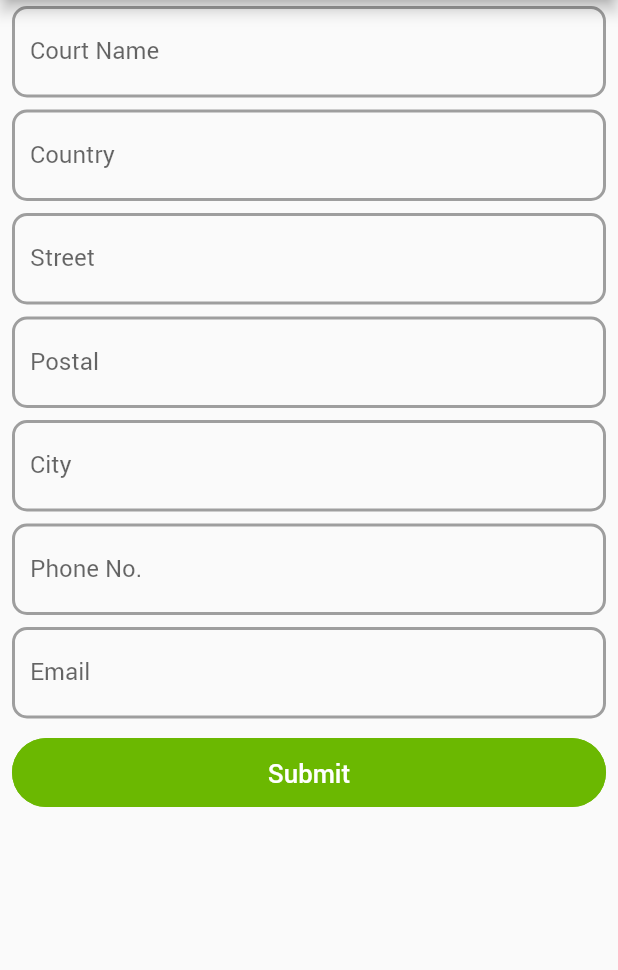
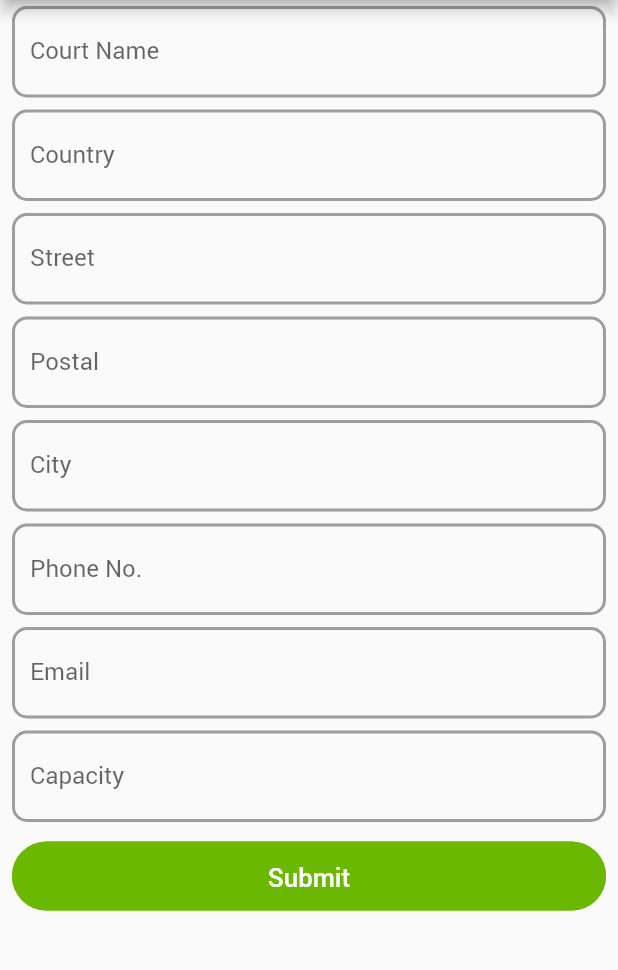
Before and after one commit to omer-munam/Tennis-App, a Flutter app: the NewTennisCourt screen opened by its route, on a phone screen of 412 x 824 dp, the part 84-1054 px from its top. Run offline on Flutter 3.47's test engine with Material 2 defaults, Android fonts, the phone set to English and light mode, and no system bars; our stand-ins replace cloud_firestore, date_field, datetime_picker_formfield, firebase_auth, firebase_storage, flutter_spinkit and 4 more; missing offline and left inert: country_list_pick, firebase_auth_web, firebase_core_web, flappy_search_bar, google_sign_in_web, shared_preferences_web; accounts and stored records are empty.

Commit message:
previousDate, Capacity done; TESTING REMAINING

```diff
--- a/lib/screens/game/createTennisCourt.dart
+++ b/lib/screens/game/createTennisCourt.dart
@@ -23,6 +23,7 @@ class _NewTennisCourtState extends State<NewTennisCourt> {
   String city;
   String phone;
   String email;
+  String capacity;
   DatabaseService _db = new DatabaseService();
   bool loading = false;
 
@@ -32,7 +33,8 @@ class _NewTennisCourtState extends State<NewTennisCourt> {
       _controller4,
       _controller5,
       _controller6,
-      _controller7;
+      _controller7,
+      _controller8;
 
   void initState() {
     super.initState();
@@ -43,6 +45,7 @@ class _NewTennisCourtState extends State<NewTennisCourt> {
     _controller5 = TextEditingController();
     _controller6 = TextEditingController();
     _controller7 = TextEditingController();
+    _controller8 = TextEditingController();
   }
 
   void dispose() {
@@ -53,6 +56,7 @@ class _NewTennisCourtState extends State<NewTennisCourt> {
     _controller5.dispose();
     _controller6.dispose();
     _controller7.dispose();
+    _controller8.dispose();
     super.dispose();
   }
 
@@ -115,6 +119,11 @@ class _NewTennisCourtState extends State<NewTennisCourt> {
                     labelText: 'Email',
                     onchange: email,
                   ),
+                  NewGFields(
+                    controller: _controller7,
+                    labelText: 'Capacity',
+                    onchange: capacity,
+                  ),
                   BottomButton(
                     buttonTitle: 'Submit',
                     tapping: () {
@@ -124,7 +133,8 @@ class _NewTennisCourtState extends State<NewTennisCourt> {
                           _controller4.text == "" ||
                           _controller5.text == "" ||
                           _controller6.text == "" ||
-                          _controller7.text == "") {
+                          _controller7.text == "" ||
+                          _controller8.text == "") {
                         print("All Fields Are Mandatory");
                         return;
                       }
@@ -138,7 +148,7 @@ class _NewTennisCourtState extends State<NewTennisCourt> {
                           city: _controller5.text.trim(),
                           telephone: _controller6.text.trim(),
                           email: _controller7.text.trim(),
-                      );
+                          capacity: int.parse(_controller8.text.trim()));
 
                       createCourt(court, context);
                     },
--- a/lib/screens/game/newGame.dart
+++ b/lib/screens/game/newGame.dart
@@ -111,6 +111,8 @@ class _NewGameState extends State<NewGames> {
                     ),
                     child: DateField(
                       label: 'Select Date',
+                      firstDate: DateTime.now(),
+                      lastDate: DateTime(2100),
                       decoration: InputDecoration(
                         border: OutlineInputBorder(
                           borderRadius: const BorderRadius.all(
```
Lines whose indentation alone changed are shown as unchanged.
